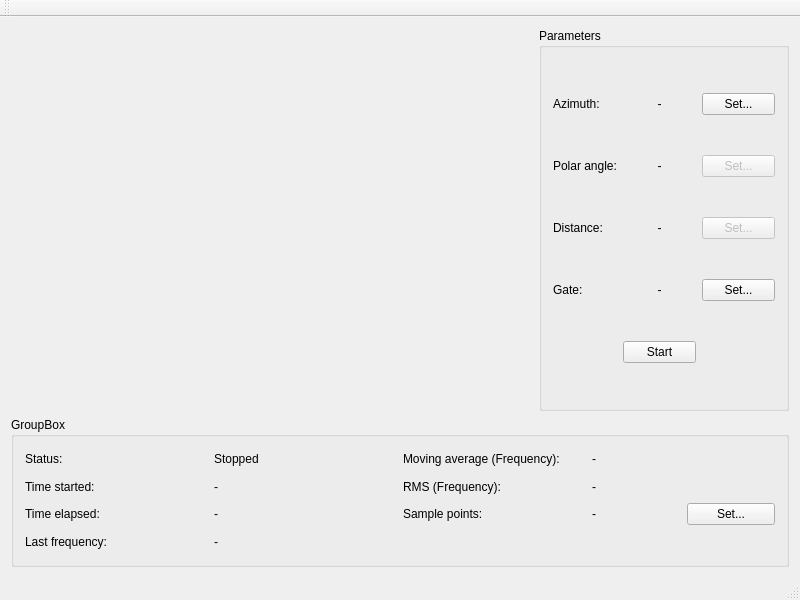
First picture: the form in GUI/mainwindow.ui, repository DaniloBorquez/Hodoscope-Manager-GUI, before the edit.
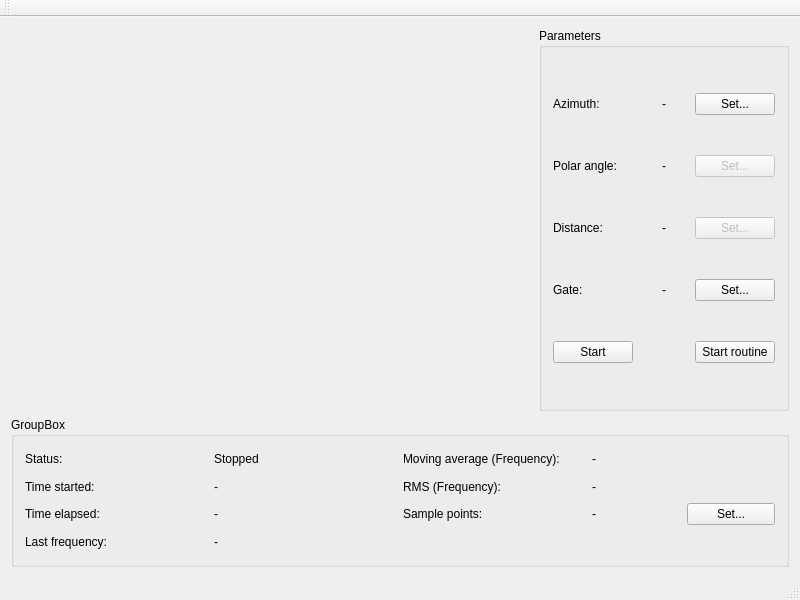
Second picture: the form after the edit. Custom widgets are drawn as their Qt base class.

What changed in the file:
```diff
--- a/GUI/mainwindow.ui
+++ b/GUI/mainwindow.ui
@@ -146,7 +146,14 @@
            </property>
           </widget>
          </item>
-         <item row="6" column="1">
+         <item row="6" column="2">
+          <widget class="QPushButton" name="pushButtonStartRoutine">
+           <property name="text">
+            <string>Start routine</string>
+           </property>
+          </widget>
+         </item>
+         <item row="6" column="0">
           <widget class="QPushButton" name="pushButtonStart">
            <property name="text">
             <string>Start</string>
```
Left out of the diff: 4 changed lines with no effect on the pictures.
